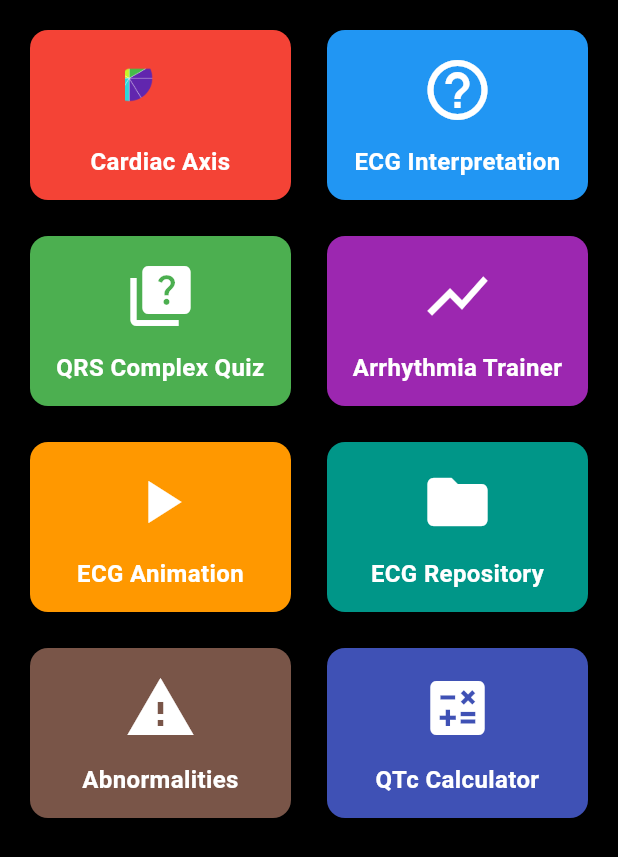
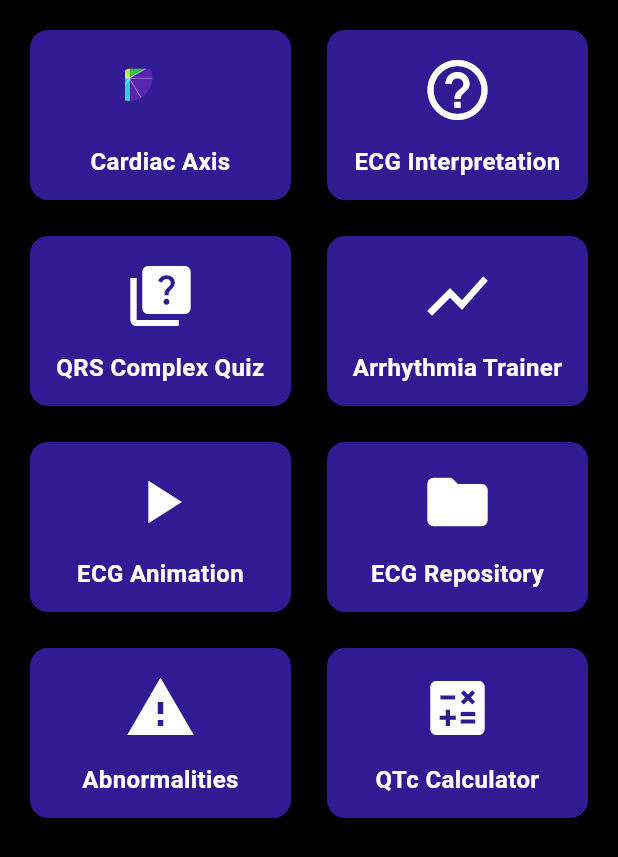
Before and after one commit to cardioverse/ECG-labs, a Flutter app: the ECGTrainerScreen screen opened directly, on a phone screen of 412 x 824 dp. Shown: the top 857 px of the screen. Run offline on Flutter 3.47's test engine with Material 3 defaults, Android fonts, the phone set to English and light mode, and no system bars; our stand-ins replace carousel_slider, cloud_firestore, firebase_auth, firebase_core, firebase_storage, flutter_dotenv and 3 more; accounts and stored records are empty.

Commit message:
Changed all the button colors in ecg trainer into deep purple 900

```diff
--- a/lib/screens/ecg_trainer_screen.dart
+++ b/lib/screens/ecg_trainer_screen.dart
@@ -12,49 +12,49 @@ class ECGTrainerScreen extends StatelessWidget {
   final List<_ECGTrainerItem> items = [
     _ECGTrainerItem(
       title: 'Cardiac Axis Trainer',
-      color: Colors.red,
+      color: Colors.deepPurple[900]!,
       destination: () => CardiacAxisTrainer(),
       image: AssetImage('assets/images/buttons/axismod.png'), // Replace with an appropriate icon
     ),
     _ECGTrainerItem(
       title: 'ECG Interpretation Helper',
-      color: Colors.blue,
+      color: Colors.deepPurple[900]!,
       destination: () => ECGInterpretationHelper(),
       icon: Icons.help_outline, // Replace with an appropriate icon
     ),
     _ECGTrainerItem(
       title: 'QRS Complex Quiz',
-      color: Colors.green,
+      color: Colors.deepPurple[900]!,
       destination: () => QRSComplexQuizScreen(),
       icon: Icons.quiz, // Replace with an appropriate icon
     ),
     _ECGTrainerItem(
       title: 'Arrhythmia Trainer',
-      color: Colors.purple,
+      color: Colors.deepPurple[900]!,
       destination: () => ArrhythmiaTrainer(),
       icon: Icons.show_chart, // Replace with an appropriate icon
     ),
     _ECGTrainerItem(
       title: 'ECG Animation',
-      color: Colors.orange,
+      color: Colors.deepPurple[900]!,
       destination: () => ECGAnimation(),
       icon: Icons.play_arrow, // Replace with an appropriate icon
     ),
     _ECGTrainerItem(
       title: 'ECG Repository',
-      color: Colors.teal,
+      color: Colors.deepPurple[900]!,
       destination: () => ECGRepositoryScreen(),
       icon: Icons.folder, // Replace with an appropriate icon
     ),
     _ECGTrainerItem(
       title: 'Abnormalities',
-      color: Colors.brown,
+      color: Colors.deepPurple[900]!,
       destination: () => AbnormalitiesScreen(),
       icon: Icons.warning, // Replace with an appropriate icon
     ),
     _ECGTrainerItem(
       title: 'QTc Calculator',
-      color: Colors.indigo,
+      color: Colors.deepPurple[900]!,
       destination: () => QTcCalculatorScreen(),
       icon: Icons.calculate, // Replace with an appropriate icon
     ),
```
